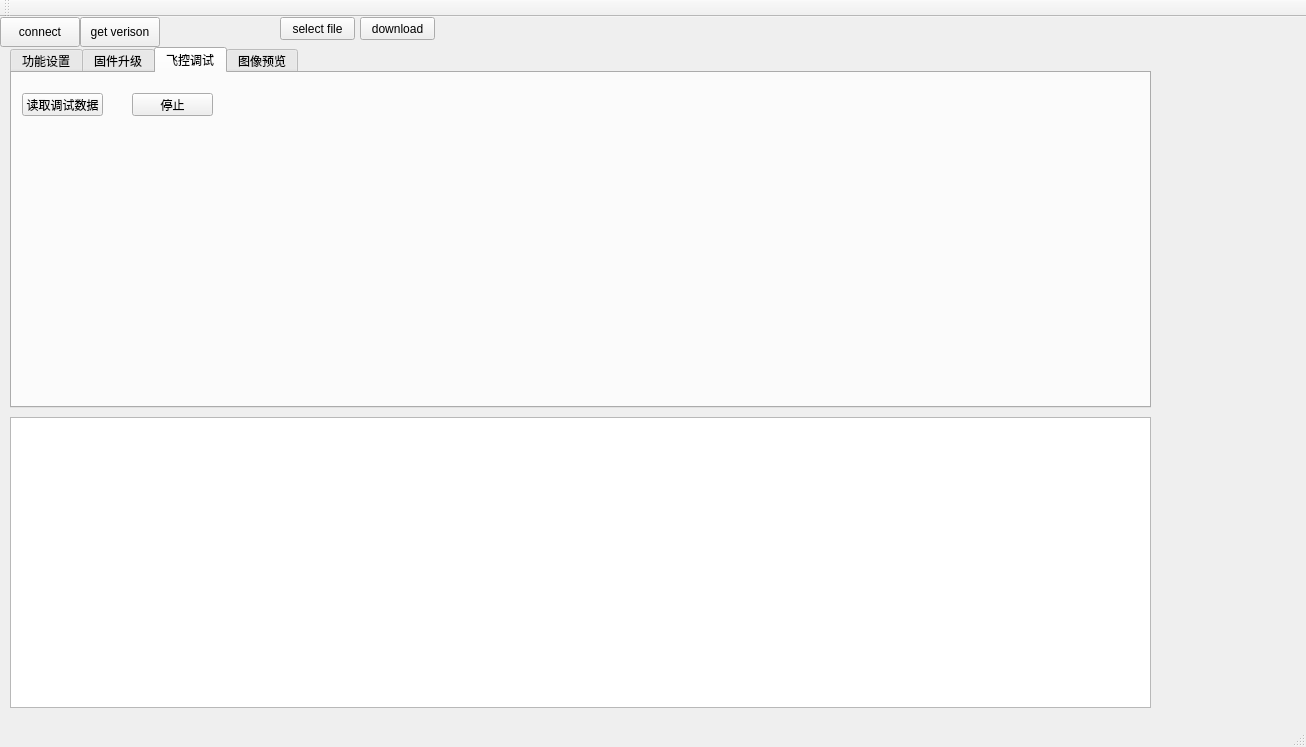
Old version of the form QCoolDownlaod.ui in the repository flyiscool/QCoolDownloader.
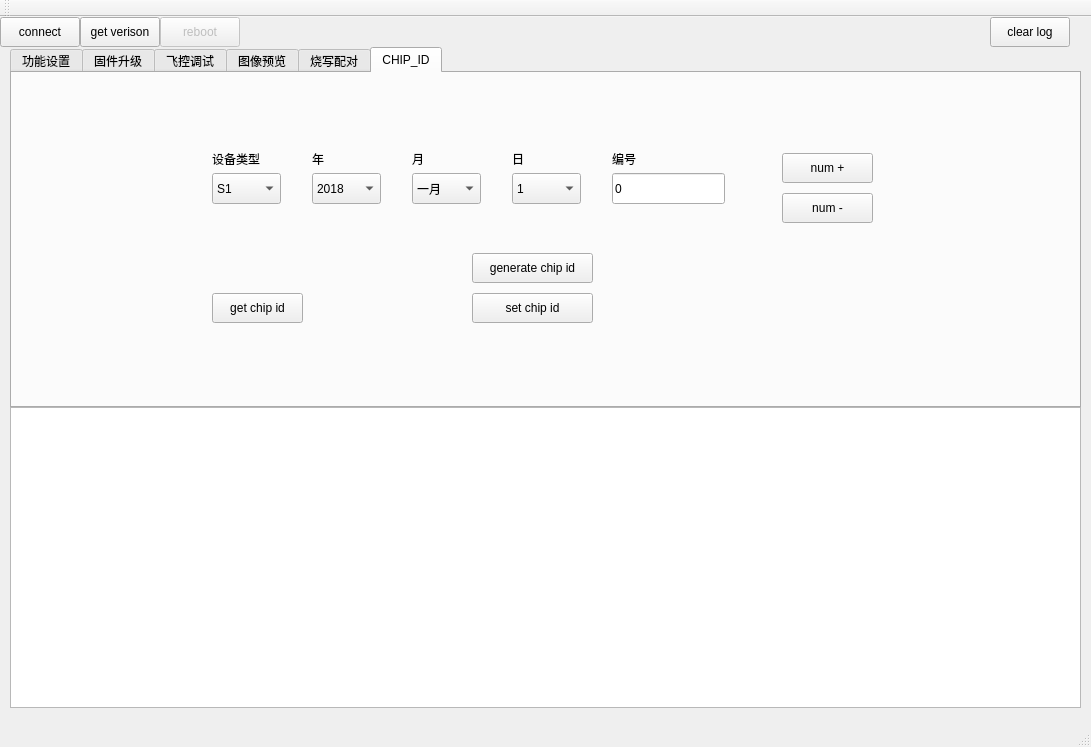
New version of the form. The open tabs and pages were chosen to show the change.

What changed in the file:
```diff
--- a/QCoolDownlaod.ui
+++ b/QCoolDownlaod.ui
@@ -9,7 +9,7 @@
    <rect>
     <x>0</x>
     <y>0</y>
-    <width>1306</width>
+    <width>1091</width>
     <height>747</height>
    </rect>
   </property>
@@ -21,25 +21,12 @@
     <property name="geometry">
      <rect>
       <x>10</x>
-      <y>400</y>
-      <width>1141</width>
-      <height>291</height>
+      <y>390</y>
+      <width>1071</width>
+      <height>301</height>
      </rect>
     </property>
    </widget>
-   <widget class="QPushButton" name="download_pt">
-    <property name="geometry">
-     <rect>
-      <x>360</x>
-      <y>0</y>
-      <width>75</width>
-      <height>23</height>
-     </rect>
-    </property>
-    <property name="text">
-     <string>download</string>
-    </property>
-   </widget>
    <widget class="QPushButton" name="sel_connect">
     <property name="geometry">
      <rect>
@@ -66,25 +53,15 @@
      <string>get verison</string>
     </property>
    </widget>
-   <widget class="QPushButton" name="sel_bt">
-    <property name="geometry">
-     <rect>
-      <x>280</x>
-      <y>0</y>
-      <width>75</width>
-      <height>23</height>
-     </rect>
-    </property>
-    <property name="text">
-     <string>select file</string>
-    </property>
-   </widget>
    <widget class="QTabWidget" name="tabWidget">
+    <property name="enabled">
+     <bool>true</bool>
+    </property>
     <property name="geometry">
      <rect>
       <x>10</x>
       <y>30</y>
-      <width>1141</width>
+      <width>1071</width>
       <height>361</height>
      </rect>
     </property>
@@ -151,6 +128,32 @@
      <attribute name="title">
       <string>固件升级</string>
      </attribute>
+     <widget class="QPushButton" name="sel_bt">
+      <property name="geometry">
+       <rect>
+        <x>30</x>
+        <y>50</y>
+        <width>80</width>
+        <height>30</height>
+       </rect>
+      </property>
+      <property name="text">
+       <string>select file</string>
+      </property>
+     </widget>
+     <widget class="QPushButton" name="download_pt">
+      <property name="geometry">
+       <rect>
+        <x>30</x>
+        <y>110</y>
+        <width>80</width>
+        <height>30</height>
+       </rect>
+      </property>
+      <property name="text">
+       <string>download</string>
+      </property>
+     </widget>
     </widget>
     <widget class="QWidget" name="tab_debug">
      <attribute name="title">
@@ -188,6 +191,531 @@
       <string>图像预览</string>
      </attribute>
     </widget>
+    <widget class="QWidget" name="tab_3">
+     <attribute name="title">
+      <string>烧写配对</string>
+     </attribute>
+    </widget>
+    <widget class="QWidget" name="tab_4">
+     <attribute name="title">
+      <string>CHIP_ID</string>
+     </attribute>
+     <widget class="QPushButton" name="bt_get_chip_id">
+      <property name="geometry">
+       <rect>
+        <x>200</x>
+        <y>220</y>
+        <width>91</width>
+        <height>30</height>
+       </rect>
+      </property>
+      <property name="text">
+       <string>get chip id</string>
+      </property>
+     </widget>
+     <widget class="QPushButton" name="bt_set_chip_id">
+      <property name="geometry">
+       <rect>
+        <x>460</x>
+        <y>220</y>
+        <width>121</width>
+        <height>30</height>
+       </rect>
+      </property>
+      <property name="text">
+       <string>set chip id</string>
+      </property>
+     </widget>
+     <widget class="QComboBox" name="comboBox_class">
+      <property name="geometry">
+       <rect>
+        <x>200</x>
+        <y>100</y>
+        <width>69</width>
+        <height>31</height>
+       </rect>
+      </property>
+      <item>
+       <property name="text">
+        <string>S1</string>
+       </property>
+      </item>
+     </widget>
+     <widget class="QComboBox" name="comboBox_year">
+      <property name="geometry">
+       <rect>
+        <x>300</x>
+        <y>100</y>
+        <width>69</width>
+        <height>31</height>
+       </rect>
+      </property>
+      <item>
+       <property name="text">
+        <string>2018</string>
+       </property>
+      </item>
+      <item>
+       <property name="text">
+        <string>2019</string>
+       </property>
+      </item>
+      <item>
+       <property name="text">
+        <string>2020</string>
+       </property>
+      </item>
+      <item>
+       <property name="text">
+        <string>2021</string>
+       </property>
+      </item>
+      <item>
+       <property name="text">
+        <string>2022</string>
+       </property>
+      </item>
+      <item>
+       <property name="text">
+        <string>2023</string>
+       </property>
+      </item>
+      <item>
+       <property name="text">
+        <string>2024</string>
+       </property>
+      </item>
+      <item>
+       <property name="text">
+        <string>2025</string>
+       </property>
+      </item>
+      <item>
+       <property name="text">
+        <string>2026</string>
+       </property>
+      </item>
+      <item>
+       <property name="text">
+        <string>2027</string>
+       </property>
+      </item>
+      <item>
+       <property name="text">
+        <string>2028</string>
+       </property>
+      </item>
+      <item>
+       <property name="text">
+        <string>2029</string>
+       </property>
+      </item>
+      <item>
+       <property name="text">
+        <string>2030</string>
+       </property>
+      </item>
+      <item>
+       <property name="text">
+        <string>2031</string>
+       </property>
+      </item>
+      <item>
+       <property name="text">
+        <string>2032</string>
+       </property>
+      </item>
+      <item>
+       <property name="text">
+        <string>2033</string>
+       </property>
+      </item>
+     </widget>
+     <widget class="QComboBox" name="comboBox_month">
+      <property name="geometry">
+       <rect>
+        <x>400</x>
+        <y>100</y>
+        <width>69</width>
+        <height>31</height>
+       </rect>
+      </property>
+      <item>
+       <property name="text">
+        <string>一月</string>
+       </property>
+      </item>
+      <item>
+       <property name="text">
+        <string>二月</string>
+       </property>
+      </item>
+      <item>
+       <property name="text">
+        <string>三月</string>
+       </property>
+      </item>
+      <item>
+       <property name="text">
+        <string>四月</string>
+       </property>
+      </item>
+      <item>
+       <property name="text">
+        <string>五月</string>
+       </property>
+      </item>
+      <item>
+       <property name="text">
+        <string>六月</string>
+       </property>
+      </item>
+      <item>
+       <property name="text">
+        <string>七月</string>
+       </property>
+      </item>
+      <item>
+       <property name="text">
+        <string>八月</string>
+       </property>
+      </item>
+      <item>
+       <property name="text">
+        <string>九月</string>
+       </property>
+      </item>
+      <item>
+       <property name="text">
+        <string>十月</string>
+       </property>
+      </item>
+      <item>
+       <property name="text">
+        <string>十一月</string>
+       </property>
+      </item>
+      <item>
+       <property name="text">
+        <string>十二月</string>
+       </property>
+      </item>
+     </widget>
+     <widget class="QComboBox" name="comboBox_day">
+      <property name="geometry">
+       <rect>
+        <x>500</x>
+        <y>100</y>
+        <width>69</width>
+        <height>31</height>
+       </rect>
+      </property>
+      <item>
+       <property name="text">
+        <string>1</string>
+       </property>
+      </item>
+      <item>
+       <property name="text">
+        <string>2</string>
+       </property>
+      </item>
+      <item>
+       <property name="text">
+        <string>3</string>
+       </property>
+      </item>
+      <item>
+       <property name="text">
+        <string>4</string>
+       </property>
+      </item>
+      <item>
+       <property name="text">
+        <string>5</string>
+       </property>
+      </item>
+      <item>
+       <property name="text">
+        <string>6</string>
+       </property>
+      </item>
+      <item>
+       <property name="text">
+        <string>7</string>
+       </property>
+      </item>
+      <item>
+       <property name="text">
+        <string>8</string>
+       </property>
+      </item>
+      <item>
+       <property name="text">
+        <string>9</string>
+       </property>
+      </item>
+      <item>
+       <property name="text">
+        <string>10</string>
+       </property>
+      </item>
+      <item>
+       <property name="text">
+        <string>11</string>
+       </property>
+      </item>
+      <item>
+       <property name="text">
+        <string>12</string>
+       </property>
+      </item>
+      <item>
+       <property name="text">
+        <string>13</string>
+       </property>
+      </item>
+      <item>
+       <property name="text">
+        <string>14</string>
+       </property>
+      </item>
+      <item>
+       <property name="text">
+        <string>15</string>
+       </property>
+      </item>
+      <item>
+       <property name="text">
+        <string>16</string>
+       </property>
+      </item>
+      <item>
+       <property name="text">
+        <string>17</string>
+       </property>
+      </item>
+      <item>
+       <property name="text">
+        <string>18</string>
+       </property>
+      </item>
+      <item>
+       <property name="text">
+        <string>19</string>
+       </property>
+      </item>
+      <item>
+       <property name="text">
+        <string>20</string>
+       </property>
+      </item>
+      <item>
+       <property name="text">
+        <string>21</string>
+       </property>
+      </item>
+      <item>
+       <property name="text">
+        <string>22</string>
+       </property>
+      </item>
+      <item>
+       <property name="text">
+        <string>23</string>
+       </property>
+      </item>
+      <item>
+       <property name="text">
+        <string>24</string>
+       </property>
+      </item>
+      <item>
+       <property name="text">
+        <string>25</string>
+       </property>
+      </item>
+      <item>
+       <property name="text">
+        <string>26</string>
+       </property>
+      </item>
+      <item>
+       <property name="text">
+        <string>27</string>
+       </property>
+      </item>
+      <item>
+       <property name="text">
+        <string>28</string>
+       </property>
+      </item>
+      <item>
+       <property name="text">
+        <string>29</string>
+       </property>
+      </item>
+      <item>
+       <property name="text">
+        <string>30</string>
+       </property>
+      </item>
+      <item>
+       <property name="text">
+        <string>31</string>
+       </property>
+      </item>
+     </widget>
+     <widget class="QLabel" name="label_class">
+      <property name="geometry">
+       <rect>
+        <x>200</x>
+        <y>80</y>
+        <width>54</width>
+        <height>12</height>
+       </rect>
+      </property>
+      <property name="text">
+       <string>设备类型</string>
+      </property>
+     </widget>
+     <widget class="QLabel" name="label_year">
+      <property name="geometry">
+       <rect>
+        <x>300</x>
+        <y>80</y>
+        <width>54</width>
+        <height>12</height>
+       </rect>
+      </property>
+      <property name="text">
+       <string>年</string>
+      </property>
+     </widget>
+     <widget class="QLabel" name="label_month">
+      <property name="geometry">
+       <rect>
+        <x>400</x>
+        <y>80</y>
+        <width>54</width>
+        <height>12</height>
+       </rect>
+      </property>
+      <property name="text">
+       <string>月</string>
+      </property>
+     </widget>
+     <widget class="QLabel" name="label_day">
+      <property name="geometry">
+       <rect>
+        <x>500</x>
+        <y>80</y>
+        <width>54</width>
+        <height>12</height>
+       </rect>
+      </property>
+      <property name="text">
+       <string>日</string>
+      </property>
+     </widget>
+     <widget class="QLabel" name="label_num">
+      <property name="geometry">
+       <rect>
+        <x>600</x>
+        <y>80</y>
+        <width>54</width>
+        <height>12</height>
+       </rect>
+      </property>
+      <property name="text">
+       <string>编号</string>
+      </property>
+     </widget>
+     <widget class="QPushButton" name="bt_num_plus">
+      <property name="geometry">
+       <rect>
+        <x>770</x>
+        <y>80</y>
+        <width>91</width>
+        <height>30</height>
+       </rect>
+      </property>
+      <property name="text">
+       <string>num +</string>
+      </property>
+     </widget>
+     <widget class="QPushButton" name="bt_num_mi">
+      <property name="geometry">
+       <rect>
+        <x>770</x>
+        <y>120</y>
+        <width>91</width>
+        <height>30</height>
+       </rect>
+      </property>
+      <property name="text">
+       <string>num -</string>
+      </property>
+     </widget>
+     <widget class="QPushButton" name="bt_generate_chip_id">
+      <property name="geometry">
+       <rect>
+        <x>460</x>
+        <y>180</y>
+        <width>121</width>
+        <height>30</height>
+       </rect>
+      </property>
+      <property name="text">
+       <string>generate chip id</string>
+      </property>
+     </widget>
+     <widget class="QLineEdit" name="lineEdit">
+      <property name="geometry">
+       <rect>
+        <x>600</x>
+        <y>100</y>
+        <width>113</width>
+        <height>31</height>
+       </rect>
+      </property>
+      <property name="text">
+       <string>0</string>
+      </property>
+     </widget>
+    </widget>
+   </widget>
+   <widget class="QPushButton" name="bt_reboot">
+    <property name="enabled">
+     <bool>false</bool>
+    </property>
+    <property name="geometry">
+     <rect>
+      <x>160</x>
+      <y>0</y>
+      <width>80</width>
+      <height>30</height>
+     </rect>
+    </property>
+    <property name="text">
+     <string>reboot</string>
+    </property>
+   </widget>
+   <widget class="QPushButton" name="bt_clear_log">
+    <property name="enabled">
+     <bool>true</bool>
+    </property>
+    <property name="geometry">
+     <rect>
+      <x>990</x>
+      <y>0</y>
+      <width>80</width>
+      <height>30</height>
+     </rect>
+    </property>
+    <property name="text">
+     <string>clear log</string>
+    </property>
    </widget>
    <zorder>tabWidget</zorder>
    <zorder>textBrowser</zorder>
```
Left out of the diff: 135 changed lines with no effect on the pictures.
